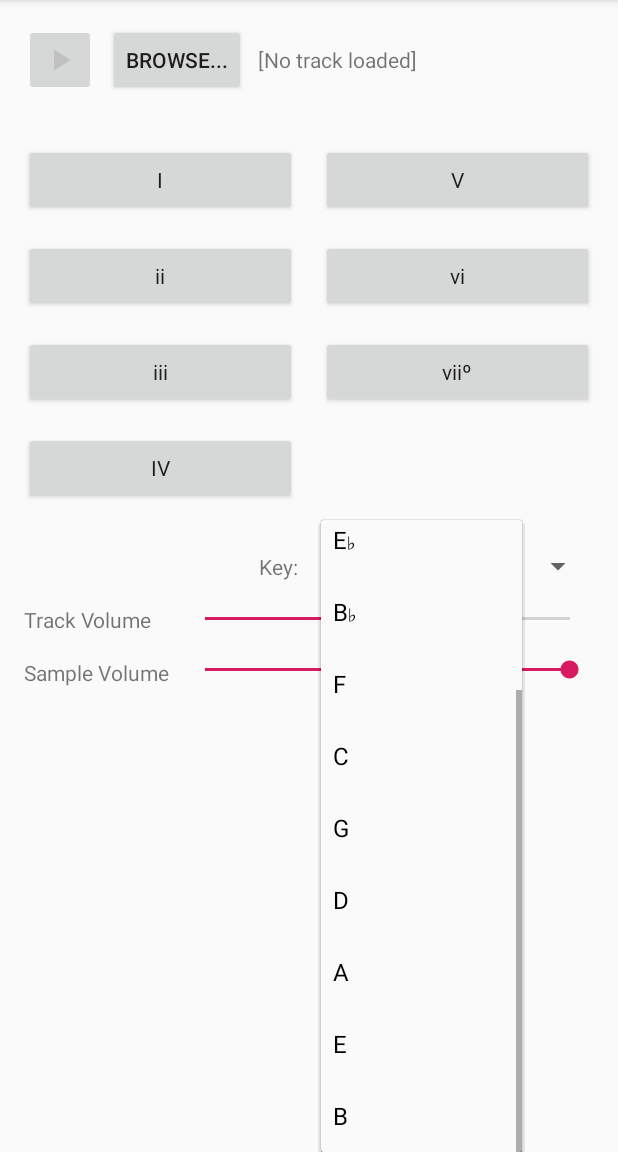
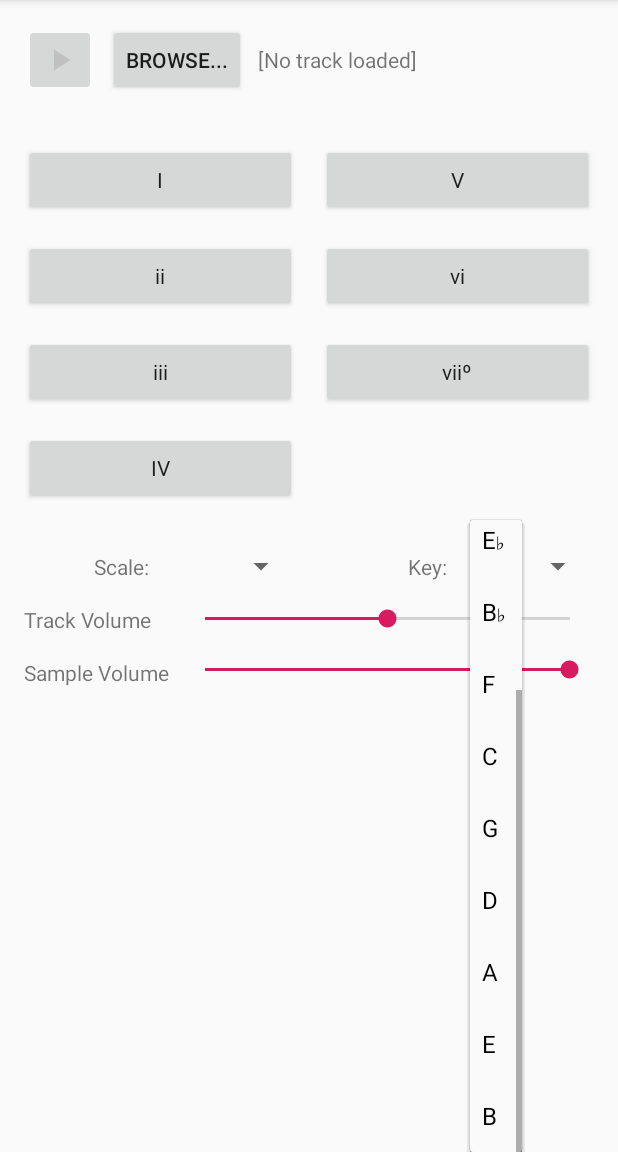
Before and after one commit to zwiebelspaetzle/chord-prog-android, an Android app: the screen it shows after launch (MainActivity), after a tap on an icon or button, on a phone screen of 412 x 824 dp, the part 84-1236 px from its top. Run offline under Robolectric (Android 15) with nearby library versions, the phone set to English and light mode, and no system bars; 1 statement that could not run was skipped.

Commit message:
minor scale partially working

```diff
--- a/app/src/main/java/com/example/chordprogressions/MainActivity.kt
+++ b/app/src/main/java/com/example/chordprogressions/MainActivity.kt
@@ -17,16 +17,20 @@ import android.widget.*
 import kotlinx.android.synthetic.main.activity_main.*
 import kotlinx.android.synthetic.main.activity_main.view.*
 
-val defaultKey = "C"
+const val defaultKey = "C"
+const val defaultScale = "major"
 private const val READ_REQUEST_CODE: Int = 42
 
 // adding AdapterView.OnItemSelectedListener to handle spinner in same file
 class MainActivity : AppCompatActivity(), AdapterView.OnItemSelectedListener {
     private val semitones = arrayOf("c", "cs", "d", "ds", "e", "f", "fs", "g", "gs", "a", "as", "b")
-    private lateinit var trackUri: Uri
+    val semitoneSequenceMap = mapOf("major" to intArrayOf(0, 2, 4, 5, 7, 9, 11), "minor" to intArrayOf(0, 2, 3, 5, 7, 8, 10))
     private lateinit var soundPool: SoundPool
+    private lateinit var playPauseButton: AppCompatImageButton
     private lateinit var keys: Array<String>
-    private lateinit var playPauseButton: AppCompatImageButton
+    private lateinit var scales: Array<String>
+    private var key = defaultKey.toLowerCase()
+    private var scale = defaultScale
     private var mediaMetadataRetriever: MediaMetadataRetriever = MediaMetadataRetriever()
     private var mediaPlayer: MediaPlayer = MediaPlayer()
     private var sampleArray = IntArray(7)
@@ -41,18 +45,25 @@ class MainActivity : AppCompatActivity(), AdapterView.OnItemSelectedListener {
         playPauseButton = findViewById(R.id.playPauseButton)
         playPauseButton.isEnabled = false
         playPauseButton.isClickable = false
-//        playPauseButton.setBackgroundColor(Color.WHITE)
 
         // set up mediaPlayer
         mediaPlayer.setVolume(trackVolume, trackVolume)
         mediaPlayer.setOnPreparedListener(MediaPlayer.OnPreparedListener { handleMediaPlayerPrepared() })
 
-        // set up spinner
+        // set up key spinner
         keys = resources.getStringArray(R.array.keys_array)
         val keySpinner: Spinner = findViewById(R.id.keySpinner)
         with(keySpinner) {
             onItemSelectedListener = this@MainActivity
             setSelection(keys.indexOf(defaultKey))
+        }
+
+        // set up scale spinner
+        scales = resources.getStringArray(R.array.scales_array)
+        val scaleSpinner: Spinner = findViewById(R.id.scaleSpinner)
+        with(scaleSpinner) {
+            onItemSelectedListener = this@MainActivity
+            setSelection(scales.indexOf(defaultScale))
         }
 
         // set up track volume seekbar
@@ -104,7 +115,7 @@ class MainActivity : AppCompatActivity(), AdapterView.OnItemSelectedListener {
             .build()
 
         // set samples from our selected key
-        setSamplesFromKey(keys[keySpinner.selectedItemPosition].toLowerCase())
+        setSamples()
     }
 
     override fun onDestroy() {
@@ -154,8 +165,20 @@ class MainActivity : AppCompatActivity(), AdapterView.OnItemSelectedListener {
 
     // handle spinner selection
     override fun onItemSelected(parent: AdapterView<*>?, v: View?, position: Int, id: Long) {
-        Log.d("cp", "Key ${keys[position]} selected")
-        setSamplesFromKey(keys[position])
+        Log.e("cp", "selection!")
+        when (parent?.id) {
+            R.id.keySpinner -> {
+                key = keys[position]
+                Log.d("cp", "Key ${keys[position]} selected")
+            }
+            R.id.scaleSpinner -> {
+                scale = scales[position]
+                Log.d("cp", "Scale ${scales[position]} selected")
+            }
+            else -> Log.d("cp", "Selection failed :(")
+        }
+
+        setSamples()
     }
 
     // required for Spinner
@@ -164,22 +187,22 @@ class MainActivity : AppCompatActivity(), AdapterView.OnItemSelectedListener {
     }
 
 
-    private fun setSamplesFromKey(key: String) {
-        val scale = getScale(key)
+    private fun setSamples() {
+        val notesInScale = getNotesInScale()
         for ((i, note) in scale.withIndex()) {
             sampleArray[i] = soundPool.load(
                 this,
-                this.resources.getIdentifier("db_"+scale[i]+"_48k","raw", this.packageName),
+                this.resources.getIdentifier("db_"+notesInScale[i]+"_48k","raw", this.packageName),
                 1)
         }
     }
 
-    private fun getScale(key: String): Array<String?> {
-        val semitoneSequence: IntArray = intArrayOf(0, 2, 4, 5, 7, 9, 11)
+    private fun getNotesInScale(): Array<String?> {
         val root = semitones.indexOf(getScaleRoot(key))
+        val semitoneSequence = semitoneSequenceMap[scale]
         var scale = arrayOfNulls<String>(7)
 
-        for ((i, offset) in semitoneSequence.withIndex()) {
+        for ((i, offset) in semitoneSequence!!.withIndex()) {
             val index = if (root + offset < semitones.count()) root + offset else root + offset - semitones.count()
             scale[i] = semitones[index]
         }
--- a/app/src/main/res/layout/activity_main.xml
+++ b/app/src/main/res/layout/activity_main.xml
@@ -31,12 +31,12 @@
     <Spinner
             android:layout_width="0dp"
             android:layout_height="wrap_content"
-            app:layout_constraintEnd_toEndOf="parent"
             android:id="@+id/keySpinner"
-            android:layout_marginEnd="16dp"
-            app:layout_constraintStart_toEndOf="@+id/editText"
-            app:layout_constraintBaseline_toBaselineOf="@+id/editText" android:spinnerMode="dropdown"
-            android:entries="@array/keys_array" android:prompt="@string/key_spinner_prompt"/>
+            android:spinnerMode="dropdown"
+            android:entries="@array/keys_array" android:prompt="@string/key_spinner_prompt"
+            app:layout_constraintStart_toEndOf="@+id/editText" app:layout_constraintHorizontal_bias="0.5"
+            app:layout_constraintEnd_toEndOf="parent" android:layout_marginStart="16dp"
+            android:layout_marginEnd="16dp" app:layout_constraintBaseline_toBaselineOf="@+id/editText"/>
     <Button
             android:text="@string/button_2nd"
             android:layout_width="0dp"
@@ -89,10 +89,11 @@
             android:layout_height="wrap_content"
             android:text="@string/text_key"
             android:ems="10"
-            android:id="@+id/editText" android:layout_marginTop="32dp"
-            app:layout_constraintTop_toBottomOf="@+id/s4button" app:layout_constraintStart_toStartOf="parent"
-            android:layout_marginStart="16dp" app:layout_constraintEnd_toStartOf="@+id/keySpinner"
-            android:layout_marginEnd="16dp" android:textAlignment="viewEnd"/>
+            android:id="@+id/editText"
+            android:textAlignment="viewEnd"
+            app:layout_constraintStart_toEndOf="@+id/scaleSpinner"
+            app:layout_constraintHorizontal_bias="0.5" app:layout_constraintEnd_toStartOf="@+id/keySpinner"
+            android:layout_marginStart="16dp" app:layout_constraintBaseline_toBaselineOf="@+id/scaleSpinner"/>
     <TextView
             android:text="@string/track_valume_label"
             android:layout_width="wrap_content"
@@ -153,4 +154,19 @@
             app:layout_constraintEnd_toStartOf="@+id/browseButton" android:onClick="handlePlayPauseClick"
             android:soundEffectsEnabled="false" android:hapticFeedbackEnabled="true" android:clickable="false"
             android:tint="#C0C0C0"/>
+    <TextView
+            android:text="@string/text_scale"
+            android:layout_width="0dp"
+            android:layout_height="wrap_content"
+            android:id="@+id/textView" app:layout_constraintStart_toStartOf="parent" android:layout_marginStart="16dp"
+            app:layout_constraintHorizontal_bias="0.5" app:layout_constraintEnd_toStartOf="@+id/scaleSpinner"
+            android:layout_marginTop="32dp" app:layout_constraintTop_toBottomOf="@+id/s4button"
+            android:textAlignment="viewEnd"/>
+    <Spinner
+            android:layout_width="0dp"
+            android:layout_height="wrap_content"
+            android:id="@+id/scaleSpinner" app:layout_constraintStart_toEndOf="@+id/textView"
+            android:layout_marginStart="16dp" app:layout_constraintHorizontal_bias="0.5"
+            app:layout_constraintEnd_toStartOf="@+id/editText" android:entries="@array/scales_array"
+            app:layout_constraintBaseline_toBaselineOf="@+id/textView"/>
 </android.support.constraint.ConstraintLayout>
--- a/app/src/main/res/values/strings.xml
+++ b/app/src/main/res/values/strings.xml
@@ -9,6 +9,7 @@
     <string name="button_7th">viiº</string>
     <string name="button_play">Whiskey Before Breakfast</string>
     <string name="text_key">Key:</string>
+    <string name="text_scale">Scale:</string>
     <string name="key_spinner_prompt">Select Key</string>
     <string name="track_valume_label">Track Volume</string>
     <string name="sample_valume_label">Sample Volume</string>
@@ -28,4 +29,9 @@
         <item>E</item>
         <item>B</item>
     </string-array>
+    <string-array name="scales_array">
+        <item>major</item>
+        <item>minor</item>
+        <item>mixolydian</item>
+    </string-array>
 </resources>
```
